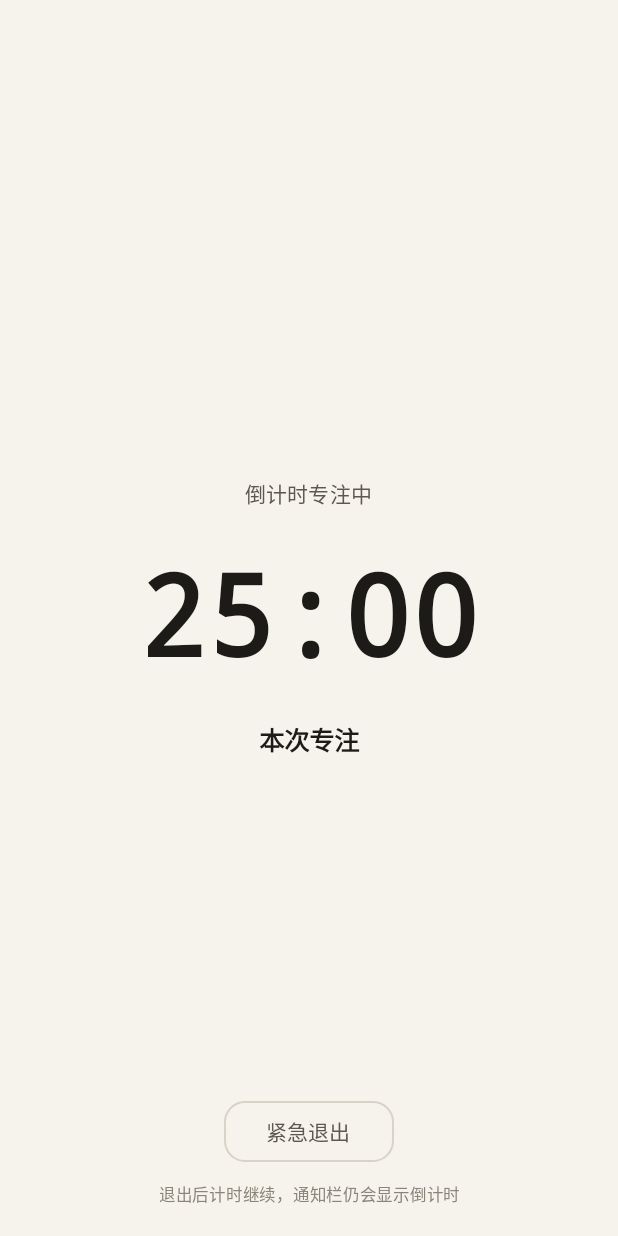
After one commit to zhengongyu9-prog/lighteff, an Android app built with Jetpack Compose: the composable FocusLockScreen shown on its own in the app's theme, on a phone screen of 412 x 824 dp. The commit adds this screen. Run offline under Robolectric (Android 15) with nearby library versions, the phone set to English and light mode, and no system bars; pictures from the network do not load.

Commit message:
feat: 计时开始后的全屏专注页，只留紧急退出
点「开始」后进入沉浸全屏：隐藏状态栏、导航栏和底部标签，只显示
剩余/已用时间、任务名和一个紧急退出按钮。

- 返回键在这期间被拦截，必须点「紧急退出」才能离开全屏
- 紧急退出只关闭全屏，计时继续在后台跑，通知栏仍显示倒计时
- 倒计时结束或暂停/重置/完成记录时自动退出全屏
- 版本号升到 1.3（versionCode 4）

```diff
--- a/app/build.gradle.kts
+++ b/app/build.gradle.kts
@@ -13,8 +13,8 @@ android {
         applicationId = "com.qingxiao.lighteff"
         minSdk = 26
         targetSdk = 37
-        versionCode = 3
-        versionName = "1.2"
+        versionCode = 4
+        versionName = "1.3"
     }
 
     compileOptions {
--- /dev/null
+++ b/app/src/main/java/com/qingxiao/lighteff/ui/FocusLockScreen.kt
@@ -0,0 +1,141 @@
+package com.qingxiao.lighteff.ui
+
+import android.app.Activity
+import android.content.Context
+import android.content.ContextWrapper
+import androidx.activity.compose.BackHandler
+import androidx.compose.foundation.background
+import androidx.compose.foundation.layout.Arrangement
+import androidx.compose.foundation.layout.Box
+import androidx.compose.foundation.layout.Column
+import androidx.compose.foundation.layout.PaddingValues
+import androidx.compose.foundation.layout.Spacer
+import androidx.compose.foundation.layout.fillMaxSize
+import androidx.compose.foundation.layout.fillMaxWidth
+import androidx.compose.foundation.layout.height
+import androidx.compose.foundation.layout.padding
+import androidx.compose.foundation.layout.safeDrawingPadding
+import androidx.compose.foundation.shape.RoundedCornerShape
+import androidx.compose.material3.MaterialTheme
+import androidx.compose.material3.OutlinedButton
+import androidx.compose.material3.Text
+import androidx.compose.runtime.Composable
+import androidx.compose.runtime.DisposableEffect
+import androidx.compose.ui.Alignment
+import androidx.compose.ui.Modifier
+import androidx.compose.ui.platform.LocalContext
+import androidx.compose.ui.platform.LocalView
+import androidx.compose.ui.text.font.FontFamily
+import androidx.compose.ui.text.font.FontWeight
+import androidx.compose.ui.text.style.TextAlign
+import androidx.compose.ui.text.style.TextOverflow
+import androidx.compose.ui.unit.dp
+import androidx.compose.ui.unit.sp
+import androidx.core.view.WindowCompat
+import androidx.core.view.WindowInsetsCompat
+import androidx.core.view.WindowInsetsControllerCompat
+import com.qingxiao.lighteff.TimerState
+import com.qingxiao.lighteff.data.TimerMode
+import kotlin.math.max
+
+/**
+ * 全屏专注页：点开始后盖住整个界面（含状态栏、导航栏、底部标签），
+ * 只留剩余时间和一个紧急退出。返回键在这里被拦截，必须点按钮才能离开。
+ */
+@Composable
+fun FocusLockScreen(timer: TimerState, onEmergencyExit: () -> Unit) {
+    val context = LocalContext.current
+    val view = LocalView.current
+    val colors = MaterialTheme.colorScheme
+
+    // 盖住系统栏，变成真正的全屏；退出时恢复
+    DisposableEffect(Unit) {
+        val window = context.findActivity()?.window
+        val controller = window?.let { WindowCompat.getInsetsController(it, view) }
+        controller?.systemBarsBehavior =
+            WindowInsetsControllerCompat.BEHAVIOR_SHOW_TRANSIENT_BARS_BY_SWIPE
+        controller?.hide(WindowInsetsCompat.Type.systemBars())
+        onDispose { controller?.show(WindowInsetsCompat.Type.systemBars()) }
+    }
+
+    // 返回键不生效，只能走紧急退出
+    BackHandler(enabled = true) { }
+
+    val targetMillis = timer.targetMinutes * 60_000L
+    val displayMillis = if (timer.mode == TimerMode.Countdown) {
+        max(targetMillis - timer.elapsedMillis, 0L)
+    } else {
+        timer.elapsedMillis
+    }
+    val task = timer.label.trim()
+    val modeText = if (timer.mode == TimerMode.Countdown) "倒计时专注中" else "正计时进行中"
+
+    Box(
+        modifier = Modifier
+            .fillMaxSize()
+            .background(colors.background)
+            .safeDrawingPadding()
+            .padding(horizontal = 28.dp, vertical = 20.dp)
+    ) {
+        Column(
+            modifier = Modifier.fillMaxSize(),
+            horizontalAlignment = Alignment.CenterHorizontally,
+            verticalArrangement = Arrangement.Center
+        ) {
+            Text(
+                text = modeText,
+                style = MaterialTheme.typography.labelLarge,
+                color = colors.onSurfaceVariant
+            )
+            Spacer(Modifier.height(28.dp))
+            Text(
+                text = formatClock(displayMillis),
+                fontSize = 76.sp,
+                fontWeight = FontWeight.Bold,
+                fontFamily = FontFamily.Monospace,
+                color = colors.onBackground,
+                maxLines = 1
+            )
+            Spacer(Modifier.height(24.dp))
+            Text(
+                text = task.ifBlank { "本次专注" },
+                style = MaterialTheme.typography.titleMedium,
+                color = colors.onSurface,
+                textAlign = TextAlign.Center,
+                maxLines = 2,
+                overflow = TextOverflow.Ellipsis
+            )
+        }
+
+        Column(
+            modifier = Modifier
+                .align(Alignment.BottomCenter)
+                .fillMaxWidth(),
+            horizontalAlignment = Alignment.CenterHorizontally
+        ) {
+            OutlinedButton(
+                onClick = onEmergencyExit,
+                shape = RoundedCornerShape(14.dp),
+                contentPadding = PaddingValues(horizontal = 28.dp, vertical = 10.dp)
+            ) {
+                Text("紧急退出", color = colors.onSurfaceVariant)
+            }
+            Spacer(Modifier.height(10.dp))
+            Text(
+                text = "退出后计时继续，通知栏仍会显示倒计时",
+                style = MaterialTheme.typography.labelSmall,
+                color = colors.outline,
+                textAlign = TextAlign.Center
+            )
+        }
+    }
+}
+
+private fun Context.findActivity(): Activity? {
+    var current: Context? = this
+    while (current is ContextWrapper) {
+        if (current is Activity) return current
+        current = current.baseContext
+    }
+    return null
+}
--- a/app/src/main/java/com/qingxiao/lighteff/ui/TimerScreen.kt
+++ b/app/src/main/java/com/qingxiao/lighteff/ui/TimerScreen.kt
@@ -617,7 +617,7 @@ private fun isNotifyPermissionMissing(context: Context): Boolean =
             context, Manifest.permission.POST_NOTIFICATIONS
         ) != PackageManager.PERMISSION_GRANTED
 
-private fun formatClock(millis: Long): String {
+internal fun formatClock(millis: Long): String {
     val totalSeconds = millis / 1000
     val hours = totalSeconds / 3600
     val minutes = (totalSeconds % 3600) / 60
```
Also changed, not shown: app/src/main/java/com/qingxiao/lighteff/AppViewModel.kt (+14 -0 lines), app/src/main/java/com/qingxiao/lighteff/MainActivity.kt (+24 -2 lines).
